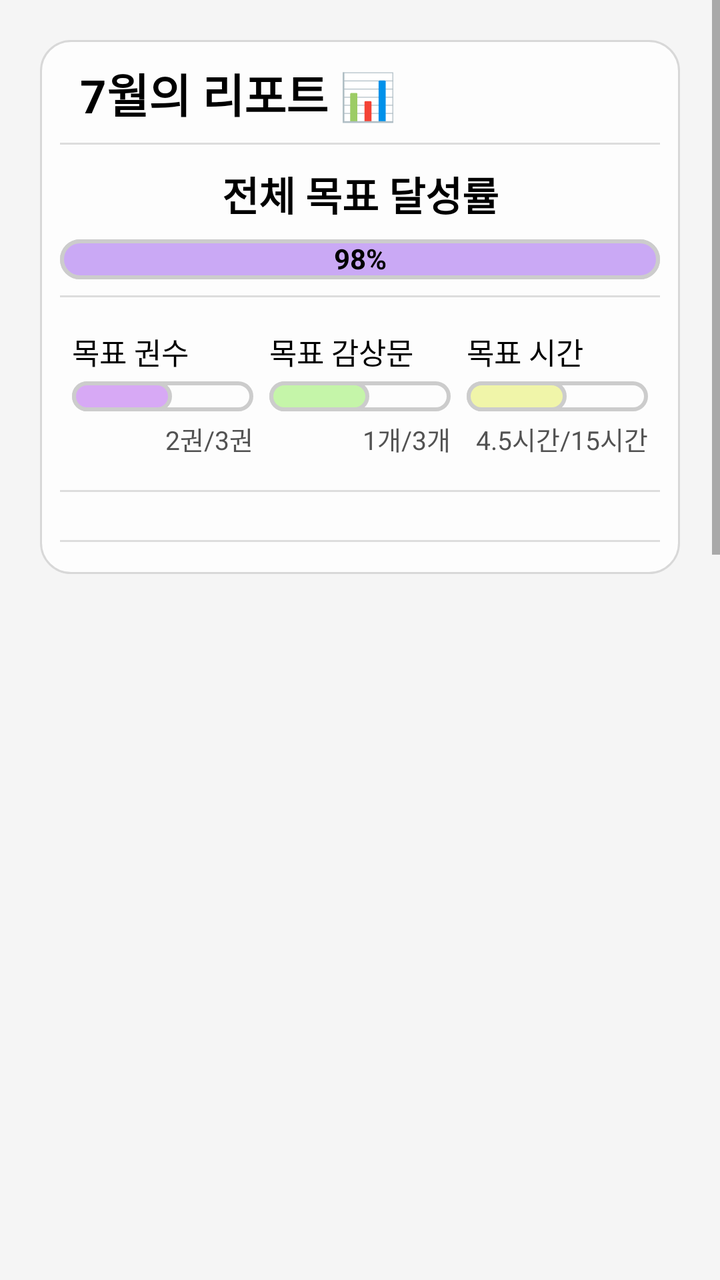
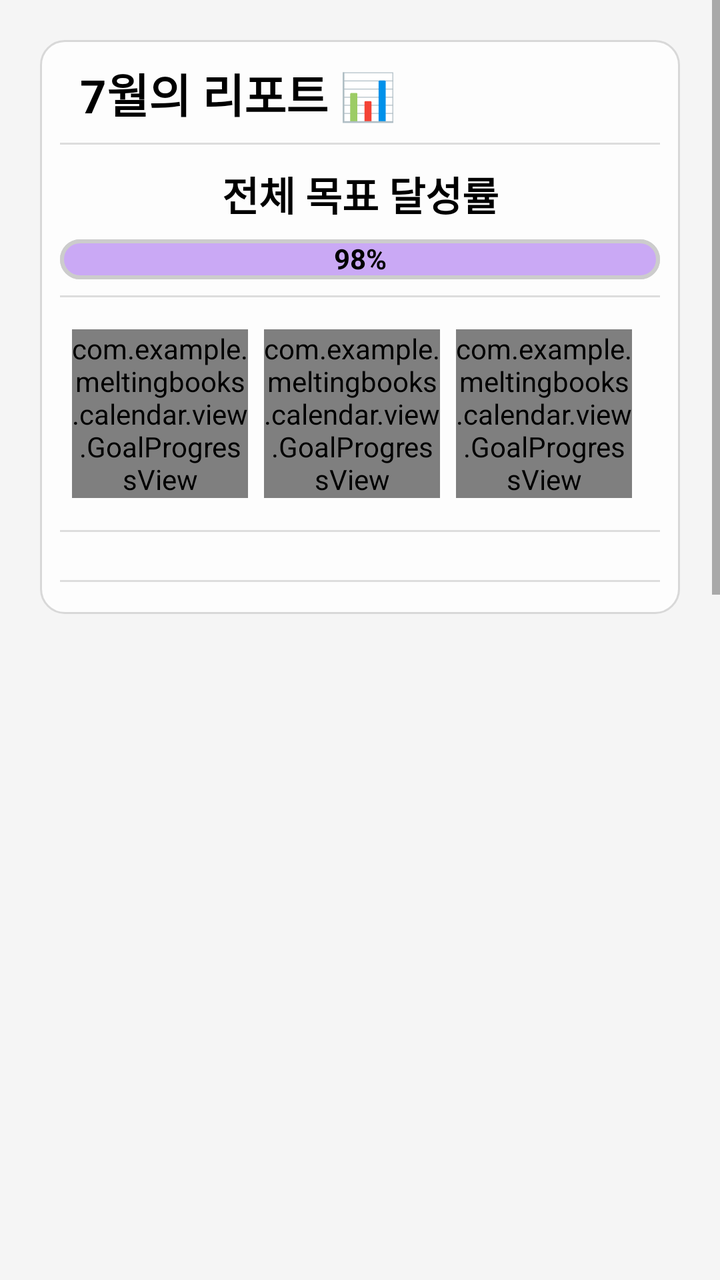

An Android layout rendered at two revisions. The XML below is the earlier revision; the diff shows what the commit changed to produce the second picture.
<!-- AndroidManifest.xml: application theme Theme.MeltingBooks -->
<!-- res/layout/fragment_monthly_report.xml -->
<?xml version="1.0" encoding="utf-8"?>
<androidx.constraintlayout.widget.ConstraintLayout xmlns:android="http://schemas.android.com/apk/res/android"
    android:layout_width="match_parent"
    android:layout_height="match_parent"
    xmlns:app="http://schemas.android.com/apk/res-auto">

    
    <ScrollView
        android:id="@+id/scrollView"
        android:layout_width="match_parent"
        android:layout_height="0dp"
        android:fillViewport="true"
        app:layout_constraintStart_toStartOf="parent"
        app:layout_constraintEnd_toEndOf="parent">

        
        <LinearLayout
            android:layout_width="match_parent"
            android:layout_height="wrap_content"
            android:orientation="vertical"
            android:layout_marginTop="10dp"
            app:layout_constraintTop_toBottomOf="@id/topBar">

            
            <androidx.constraintlayout.widget.ConstraintLayout
                android:id="@+id/goal_container"
                android:layout_width="match_parent"
                android:layout_height="wrap_content"
                android:background="@drawable/round_background_15_2"
                android:layout_marginStart="20dp"
                android:layout_marginEnd="20dp"
                android:layout_marginTop="10dp"
                android:paddingBottom="16dp"
                >

                
                <TextView
                    android:id="@+id/monthly_report_title"
                    android:layout_width="wrap_content"
                    android:layout_height="wrap_content"
                    android:text="7월의 리포트 📊"
                    android:textSize="23sp"
                    android:textStyle="bold"
                    android:textColor="#000000"
                    app:layout_constraintTop_toTopOf="parent"
                    app:layout_constraintStart_toStartOf="parent"
                    android:layout_marginTop="10dp"
                    android:layout_marginStart="20dp"/>

                
                <View
                    android:id="@+id/gray_line_1"
                    android:layout_width="0dp"
                    android:layout_height="1dp"
                    android:layout_marginTop="8dp"
                    android:layout_marginRight="10dp"
                    android:layout_marginLeft="10dp"
                    android:background="#DDDDDD"
                    app:layout_constraintTop_toBottomOf="@id/monthly_report_title"
                    app:layout_constraintStart_toStartOf="parent"
                    app:layout_constraintEnd_toEndOf="parent"/>

                
                <TextView
                    android:id="@+id/monthly_total_title"
                    android:layout_width="wrap_content"
                    android:layout_height="wrap_content"
                    android:text="전체 목표 달성률"
                    android:textSize="20sp"
                    android:textStyle="bold"
                    android:textColor="#000000"
                    app:layout_constraintTop_toBottomOf="@id/gray_line_1"
                    app:layout_constraintStart_toStartOf="parent"
                    app:layout_constraintEnd_toEndOf="parent"
                    android:layout_marginTop="10dp"/>

                
                <FrameLayout
                    android:id="@+id/goal_total_progressbar_frame"
                    android:layout_width="300dp"
                    android:layout_height="20dp"
                    android:layout_marginTop="8dp"
                    android:background="@drawable/progress_border_background"
                    app:layout_constraintTop_toBottomOf="@id/monthly_total_title"
                    app:layout_constraintStart_toStartOf="@id/gray_line_1"
                    app:layout_constraintEnd_toEndOf="@id/gray_line_1">

                <View
                    android:id="@+id/goal_total_progressbar_fill"
                    android:layout_width="wrap_content"
                    android:layout_height="match_parent"
                    android:background="@drawable/progress_fill_background4"/>
                </FrameLayout>

                <TextView
                    android:layout_width="wrap_content"
                    android:layout_height="wrap_content"
                    android:id="@+id/total_percentage"
                    android:text="98%"
                    android:textStyle="bold"
                    android:textColor="@color/black"
                    app:layout_constraintStart_toStartOf="@id/goal_total_progressbar_frame"
                    app:layout_constraintTop_toTopOf="@id/goal_total_progressbar_frame"
                    app:layout_constraintEnd_toEndOf="@id/goal_total_progressbar_frame"
                    />

                
                <View
                    android:id="@+id/gray_line_2"
                    android:layout_width="0dp"
                    android:layout_height="1dp"
                    android:layout_marginTop="8dp"
                    android:layout_marginRight="10dp"
                    android:layout_marginLeft="10dp"
                    android:background="#DDDDDD"
                    app:layout_constraintTop_toBottomOf="@id/goal_total_progressbar_frame"
                    app:layout_constraintStart_toStartOf="parent"
                    app:layout_constraintEnd_toEndOf="parent"/>

                <LinearLayout
                    android:id="@+id/each_goal_area"
                    android:layout_width="match_parent"
                    android:layout_height="wrap_content"
                    android:orientation="horizontal"
                    android:gravity="center"
                    android:paddingHorizontal="16dp"
                    android:layout_marginTop="16dp"
                    android:paddingBottom="16dp"
                    app:layout_constraintTop_toBottomOf="@id/gray_line_2">

                    
                    <LinearLayout
                        android:layout_width="0dp"
                        android:layout_height="wrap_content"
                        android:layout_weight="1"
                        android:orientation="vertical"
                        android:layout_marginEnd="8dp">

                        <TextView
                            android:id="@+id/m_goal_number_books_title"
                            android:layout_width="wrap_content"
                            android:layout_height="wrap_content"
                            android:text="@string/goal1"
                            android:textColor="#000000"
                            android:textSize="15sp" />

                        <FrameLayout
                            android:id="@+id/m_goal_1_progressbar_frame"
                            android:layout_width="match_parent"
                            android:layout_height="15dp"
                            android:layout_marginTop="4dp"
                            android:background="@drawable/progress_border_background">

                            <View
                                android:id="@+id/m_goal1_progressbar_fill"
                                android:layout_width="50dp"
                                android:layout_height="match_parent"
                                android:background="@drawable/progress_fill_background1" />
                        </FrameLayout>

                        <TextView
                            android:id="@+id/m_goal_number_books_text"
                            android:layout_width="match_parent"
                            android:layout_height="wrap_content"
                            android:text="@string/goal__1"
                            android:textColor="#525252"
                            android:textSize="13sp"
                            android:gravity="end"
                            android:layout_marginTop="4dp" />
                    </LinearLayout>

                    
                    <LinearLayout
                        android:layout_width="0dp"
                        android:layout_height="wrap_content"
                        android:layout_weight="1"
                        android:orientation="vertical"
                        android:layout_marginEnd="8dp">

                        <TextView
                            android:id="@+id/m_goal_review_title"
                            android:layout_width="wrap_content"
                            android:layout_height="wrap_content"
                            android:text="@string/goal2"
                            android:textColor="#000000"
                            android:textSize="15sp" />

                        <FrameLayout
                            android:id="@+id/m_goal_2_progressbar_frame"
                            android:layout_width="match_parent"
                            android:layout_height="15dp"
                            android:layout_marginTop="4dp"
                            android:background="@drawable/progress_border_background">

                            <View
                                android:id="@+id/m_goal2_progressbar_fill"
                                android:layout_width="50dp"
                                android:layout_height="match_parent"
                                android:background="@drawable/progress_fill_background2" />
                        </FrameLayout>

                        <TextView
                            android:id="@+id/m_goal_review_text"
                            android:layout_width="match_parent"
                            android:layout_height="wrap_content"
                            android:text="@string/goal__2"
                            android:textColor="#525252"
                            android:textSize="13sp"
                            android:gravity="end"
                            android:layout_marginTop="4dp" />
                    </LinearLayout>

                    
                    <LinearLayout
                        android:layout_width="0dp"
                        android:layout_height="wrap_content"
                        android:layout_weight="1"
                        android:orientation="vertical">

                        <TextView
                            android:id="@+id/m_goal_time_title"
                            android:layout_width="wrap_content"
                            android:layout_height="wrap_content"
                            android:text="@string/goal3"
                            android:textColor="#000000"
                            android:textSize="15sp" />

                        <FrameLayout
                            android:id="@+id/m_goal_3_progressbar_frame"
                            android:layout_width="match_parent"
                            android:layout_height="15dp"
                            android:layout_marginTop="4dp"
                            android:background="@drawable/progress_border_background">

                            <View
                                android:id="@+id/m_goal3_progressbar_fill"
                                android:layout_width="50dp"
                                android:layout_height="match_parent"
                                android:background="@drawable/progress_fill_background3" />
                        </FrameLayout>

                        <TextView
                            android:id="@+id/m_goal_time_text"
                            android:layout_width="match_parent"
                            android:layout_height="wrap_content"
                            android:text="@string/goal__3"
                            android:textColor="#525252"
                            android:textSize="13sp"
                            android:gravity="end"
                            android:layout_marginTop="4dp" />
                    </LinearLayout>
                </LinearLayout>

                
                <View
                    android:id="@+id/gray_line_3"
                    android:layout_width="0dp"
                    android:layout_height="1dp"
                    android:layout_marginRight="10dp"
                    android:layout_marginLeft="10dp"
                    android:background="#DDDDDD"
                    app:layout_constraintTop_toBottomOf="@id/each_goal_area"
                    app:layout_constraintStart_toStartOf="parent"
                    app:layout_constraintEnd_toEndOf="parent"/>

                
                <LinearLayout
                    android:id="@+id/book_image_container"
                    android:layout_width="0dp"
                    android:layout_height="wrap_content"
                    android:orientation="horizontal"
                    android:gravity="center"
                    android:layout_marginTop="8dp"
                    android:paddingBottom="16dp"
                    app:layout_constraintTop_toBottomOf="@id/gray_line_3"
                    app:layout_constraintStart_toStartOf="parent"
                    app:layout_constraintEnd_toEndOf="parent"
                    android:clipChildren="false">

                    <HorizontalScrollView
                        android:layout_width="match_parent"
                        android:layout_height="wrap_content"
                        android:overScrollMode="never"
                        android:scrollbars="none"
                        android:clipChildren="false"
                        >

                        <LinearLayout
                            android:id="@+id/book_list_container"
                            android:layout_width="wrap_content"
                            android:layout_height="wrap_content"
                            android:orientation="horizontal"
                            android:paddingStart="16dp"
                            android:paddingEnd="16dp"
                            android:clipChildren="false"
                            />
                    </HorizontalScrollView>
                </LinearLayout>

                
                <View
                    android:id="@+id/gray_line_4"
                    android:layout_width="0dp"
                    android:layout_height="1dp"
                    android:layout_marginRight="10dp"
                    android:layout_marginLeft="10dp"
                    android:background="#DDDDDD"
                    app:layout_constraintTop_toBottomOf="@id/book_image_container"
                    app:layout_constraintStart_toStartOf="parent"
                    app:layout_constraintEnd_toEndOf="parent"/>

            </androidx.constraintlayout.widget.ConstraintLayout>
        </LinearLayout>
    </ScrollView>
</androidx.constraintlayout.widget.ConstraintLayout>
<!-- resources referenced by this layout -->
<resources>
  <color name="black">#000000</color>
  <!-- drawable progress_border_background (drawable) -->
  <shape xmlns:android="http://schemas.android.com/apk/res/android"
      android:shape="rectangle">
      <solid android:color="@android:color/transparent" />
      <stroke android:width="2dp"
          android:color="#CCCCCC"/>
      <corners android:radius="10dp" />
  </shape>
  <!-- drawable progress_fill_background1 (drawable) -->
  <shape xmlns:android="http://schemas.android.com/apk/res/android"
      android:shape="rectangle">
      <solid android:color="#D7A9F5" />
      <corners android:radius="10dp" />
      <stroke android:width="2dp"
          android:color="#CCCCCC"/>
      <corners android:radius="10dp" />
  </shape>
  <!-- drawable progress_fill_background2 (drawable) -->
  <shape xmlns:android="http://schemas.android.com/apk/res/android"
      android:shape="rectangle">
      <solid android:color="#C5F5A9" />
      <corners android:radius="10dp" />
      <stroke android:width="2dp"
          android:color="#CCCCCC"/>
      <corners android:radius="10dp" />
  </shape>
  <!-- drawable progress_fill_background3 (drawable) -->
  <shape xmlns:android="http://schemas.android.com/apk/res/android"
      android:shape="rectangle">
      <solid android:color="#F0F5A9" />
      <corners android:radius="10dp" />
      <stroke android:width="2dp"
          android:color="#CCCCCC"/>
      <corners android:radius="10dp" />
  </shape>
  <!-- drawable progress_fill_background4 (drawable) -->
  <shape xmlns:android="http://schemas.android.com/apk/res/android"
      android:shape="rectangle">
      <solid android:color="#CAA9F5" />
      <corners android:radius="10dp" />
      <stroke android:width="2dp"
          android:color="#CCCCCC"/>
      <corners android:radius="10dp" />
  </shape>
  <!-- drawable round_background_15_2 (drawable) -->
  <?xml version="1.0" encoding="utf-8"?>
  <shape xmlns:android="http://schemas.android.com/apk/res/android"
      android:shape="rectangle">
  
      
      <solid android:color="#D9FFFFFF" />
  
      
      <stroke
          android:width="1dp"
          android:color="#D8D8D8" />
  
      
      <corners android:radius="15dp" />
  
  </shape>
  <string name="goal1">목표 권수</string>
  <string name="goal2">목표 감상문</string>
  <string name="goal3">목표 시간</string>
  <string name="goal__1">2권/3권</string>
  <string name="goal__2">1개/3개</string>
  <string name="goal__3">4.5시간/15시간</string>
  <style name="Theme.MeltingBooks" parent="Theme.MaterialComponents.DayNight.NoActionBar">
          
          <item name="colorPrimary">@color/primaryColor</item>
          <item name="colorPrimaryDark">@color/primaryDarkColor</item>
          <item name="colorAccent">@color/accentColor</item>
          <item name="android:statusBarColor">@color/primaryDarkColor</item>
          <item name="android:windowBackground">@color/backgroundColor</item>
      </style>
  <color name="primaryColor">#6200EE</color>
  <color name="primaryDarkColor">#3700B3</color>
  <color name="accentColor">#03DAC5</color>
  <color name="backgroundColor">#F5F5F5</color>
</resources>

<!-- the commit's change to res/layout/fragment_monthly_report.xml (unified diff, before → after) -->
@@ -1,5 +1,6 @@
 <?xml version="1.0" encoding="utf-8"?>
-<androidx.constraintlayout.widget.ConstraintLayout xmlns:android="http://schemas.android.com/apk/res/android"
+<androidx.constraintlayout.widget.ConstraintLayout
+    xmlns:android="http://schemas.android.com/apk/res/android"
     android:layout_width="match_parent"
     android:layout_height="match_parent"
     xmlns:app="http://schemas.android.com/apk/res-auto">
@@ -26,7 +27,7 @@
                 android:id="@+id/goal_container"
                 android:layout_width="match_parent"
                 android:layout_height="wrap_content"
-                android:background="@drawable/round_background_15_2"
+                android:background="@drawable/round_background_12"
                 android:layout_marginStart="20dp"
                 android:layout_marginEnd="20dp"
                 android:layout_marginTop="10dp"
@@ -75,6 +76,7 @@
                     android:layout_marginTop="10dp"/>
 
                 
+
                 <FrameLayout
                     android:id="@+id/goal_total_progressbar_frame"
                     android:layout_width="300dp"
@@ -85,11 +87,11 @@
                     app:layout_constraintStart_toStartOf="@id/gray_line_1"
                     app:layout_constraintEnd_toEndOf="@id/gray_line_1">
 
-                <View
-                    android:id="@+id/goal_total_progressbar_fill"
-                    android:layout_width="wrap_content"
-                    android:layout_height="match_parent"
-                    android:background="@drawable/progress_fill_background4"/>
+                    <View
+                        android:id="@+id/goal_total_progressbar_fill"
+                        android:layout_width="wrap_content"
+                        android:layout_height="match_parent"
+                        android:background="@drawable/progress_fill_background4"/>
                 </FrameLayout>
 
                 <TextView
@@ -129,126 +131,42 @@
                     app:layout_constraintTop_toBottomOf="@id/gray_line_2">
 
                     
-                    <LinearLayout
+                    <com.example.meltingbooks.calendar.view.GoalProgressView
+                        android:id="@+id/goal1_view"
                         android:layout_width="0dp"
                         android:layout_height="wrap_content"
                         android:layout_weight="1"
-                        android:orientation="vertical"
-                        android:layout_marginEnd="8dp">
-
-                        <TextView
-                            android:id="@+id/m_goal_number_books_title"
-                            android:layout_width="wrap_content"
-                            android:layout_height="wrap_content"
-                            android:text="@string/goal1"
-                            android:textColor="#000000"
-                            android:textSize="15sp" />
-
-                        <FrameLayout
-                            android:id="@+id/m_goal_1_progressbar_frame"
-                            android:layout_width="match_parent"
-                            android:layout_height="15dp"
-                            android:layout_marginTop="4dp"
-                            android:background="@drawable/progress_border_background">
-
-                            <View
-                                android:id="@+id/m_goal1_progressbar_fill"
-                                android:layout_width="50dp"
-                                android:layout_height="match_parent"
-                                android:background="@drawable/progress_fill_background1" />
-                        </FrameLayout>
-
-                        <TextView
-                            android:id="@+id/m_goal_number_books_text"
-                            android:layout_width="match_parent"
-                            android:layout_height="wrap_content"
-                            android:text="@string/goal__1"
-                            android:textColor="#525252"
-                            android:textSize="13sp"
-                            android:gravity="end"
-                            android:layout_marginTop="4dp" />
-                    </LinearLayout>
+                        app:goalTitle="목표 권수"
+                        app:goalUnit="권"
+                        app:goalTitleTextSize="15sp"
+                        android:layout_marginEnd="8dp"
+                        app:progressDrawable="@drawable/progress_fill_background1" />
+
 
                     
-                    <LinearLayout
+                    <com.example.meltingbooks.calendar.view.GoalProgressView
+                        android:id="@+id/goal2_view"
                         android:layout_width="0dp"
                         android:layout_height="wrap_content"
                         android:layout_weight="1"
-                        android:orientation="vertical"
-                        android:layout_marginEnd="8dp">
-
-                        <TextView
-                            android:id="@+id/m_goal_review_title"
-                            android:layout_width="wrap_content"
-                            android:layout_height="wrap_content"
-                            android:text="@string/goal2"
-                            android:textColor="#000000"
-                            android:textSize="15sp" />
-
-                        <FrameLayout
-                            android:id="@+id/m_goal_2_progressbar_frame"
-                            android:layout_width="match_parent"
-                            android:layout_height="15dp"
-                            android:layout_marginTop="4dp"
-                            android:background="@drawable/progress_border_background">
-
-                            <View
-                                android:id="@+id/m_goal2_progressbar_fill"
-                                android:layout_width="50dp"
-                                android:layout_height="match_parent"
-                                android:background="@drawable/progress_fill_background2" />
-                        </FrameLayout>
-
-                        <TextView
-                            android:id="@+id/m_goal_review_text"
-                            android:layout_width="match_parent"
-                            android:layout_height="wrap_content"
-                            android:text="@string/goal__2"
-                            android:textColor="#525252"
-                            android:textSize="13sp"
-                            android:gravity="end"
-                            android:layout_marginTop="4dp" />
-                    </LinearLayout>
+                        app:goalTitle="목표 감상문"
+                        app:goalUnit="개"
+                        android:layout_marginEnd="8dp"
+                        app:goalTitleTextSize="15sp"
+                        app:progressDrawable="@drawable/progress_fill_background2" />
 
                     
-                    <LinearLayout
+                    <com.example.meltingbooks.calendar.view.GoalProgressView
+                        android:id="@+id/goal3_view"
                         android:layout_width="0dp"
                         android:layout_height="wrap_content"
                         android:layout_weight="1"
-                        android:orientation="vertical">
-
-                        <TextView
-                            android:id="@+id/m_goal_time_title"
-                            android:layout_width="wrap_content"
-                            android:layout_height="wrap_content"
-                            android:text="@string/goal3"
-                            android:textColor="#000000"
-                            android:textSize="15sp" />
-
-                        <FrameLayout
-                            android:id="@+id/m_goal_3_progressbar_frame"
-                            android:layout_width="match_parent"
-                            android:layout_height="15dp"
-                            android:layout_marginTop="4dp"
-                            android:background="@drawable/progress_border_background">
-
-                            <View
-                                android:id="@+id/m_goal3_progressbar_fill"
-                                android:layout_width="50dp"
-                                android:layout_height="match_parent"
-                                android:background="@drawable/progress_fill_background3" />
-                        </FrameLayout>
-
-                        <TextView
-                            android:id="@+id/m_goal_time_text"
-                            android:layout_width="match_parent"
-                            android:layout_height="wrap_content"
-                            android:text="@string/goal__3"
-                            android:textColor="#525252"
-                            android:textSize="13sp"
-                            android:gravity="end"
-                            android:layout_marginTop="4dp" />
-                    </LinearLayout>
+                        app:goalTitle="목표 시간"
+                        app:goalTitleTextSize="15sp"
+                        app:goalUnit="시간"
+                        android:layout_marginEnd="8dp"
+                        app:progressDrawable="@drawable/progress_fill_background3" />
+
                 </LinearLayout>
 
                 
<!-- resource entries referenced after the edit -->
@@ -45,7 +45,7 @@
           android:color="#CCCCCC"/>
       <corners android:radius="10dp" />
   </shape>
-  <!-- drawable round_background_15_2 (drawable) -->
+  <!-- drawable round_background_12 (drawable) -->
   <?xml version="1.0" encoding="utf-8"?>
   <shape xmlns:android="http://schemas.android.com/apk/res/android"
       android:shape="rectangle">
@@ -59,15 +59,9 @@
           android:color="#D8D8D8" />
   
       
-      <corners android:radius="15dp" />
+      <corners android:radius="12dp" />
   
   </shape>
-  <string name="goal1">목표 권수</string>
-  <string name="goal2">목표 감상문</string>
-  <string name="goal3">목표 시간</string>
-  <string name="goal__1">2권/3권</string>
-  <string name="goal__2">1개/3개</string>
-  <string name="goal__3">4.5시간/15시간</string>
   <style name="Theme.MeltingBooks" parent="Theme.MaterialComponents.DayNight.NoActionBar">
           
           <item name="colorPrimary">@color/primaryColor</item>
